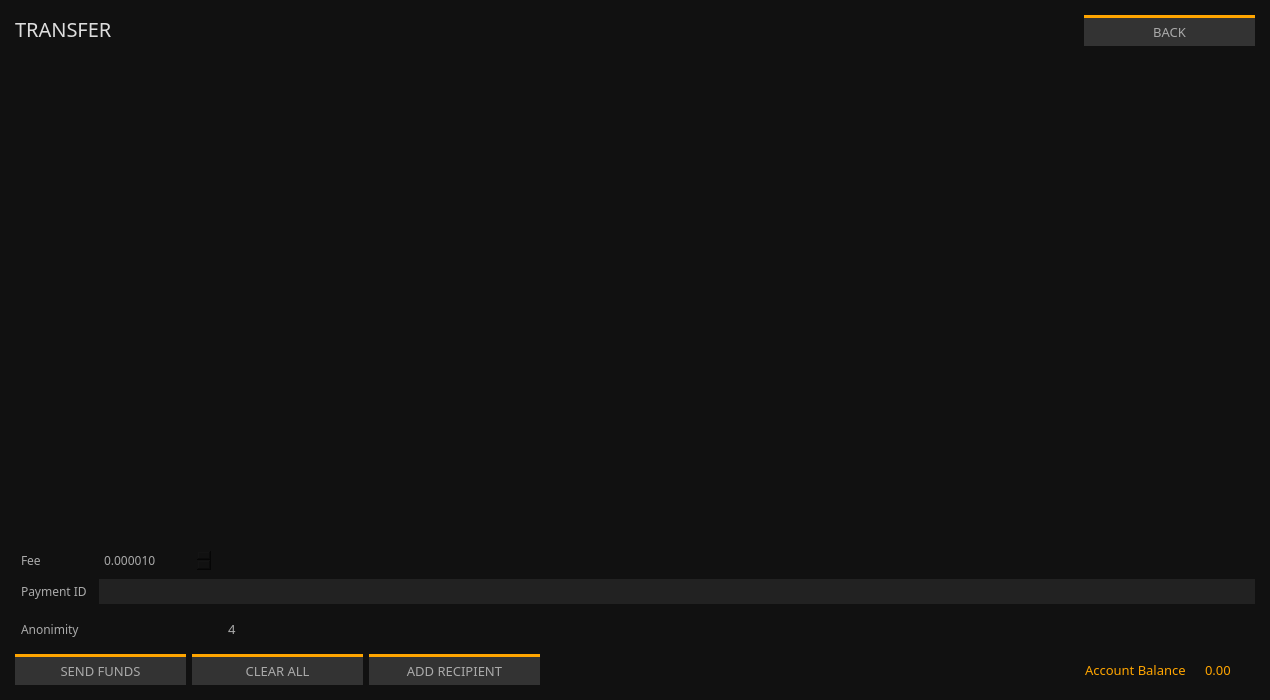
First picture: the form in src/gui/ui/sendframe.ui, repository ConcealNetwork/conceal-desktop, before the edit.
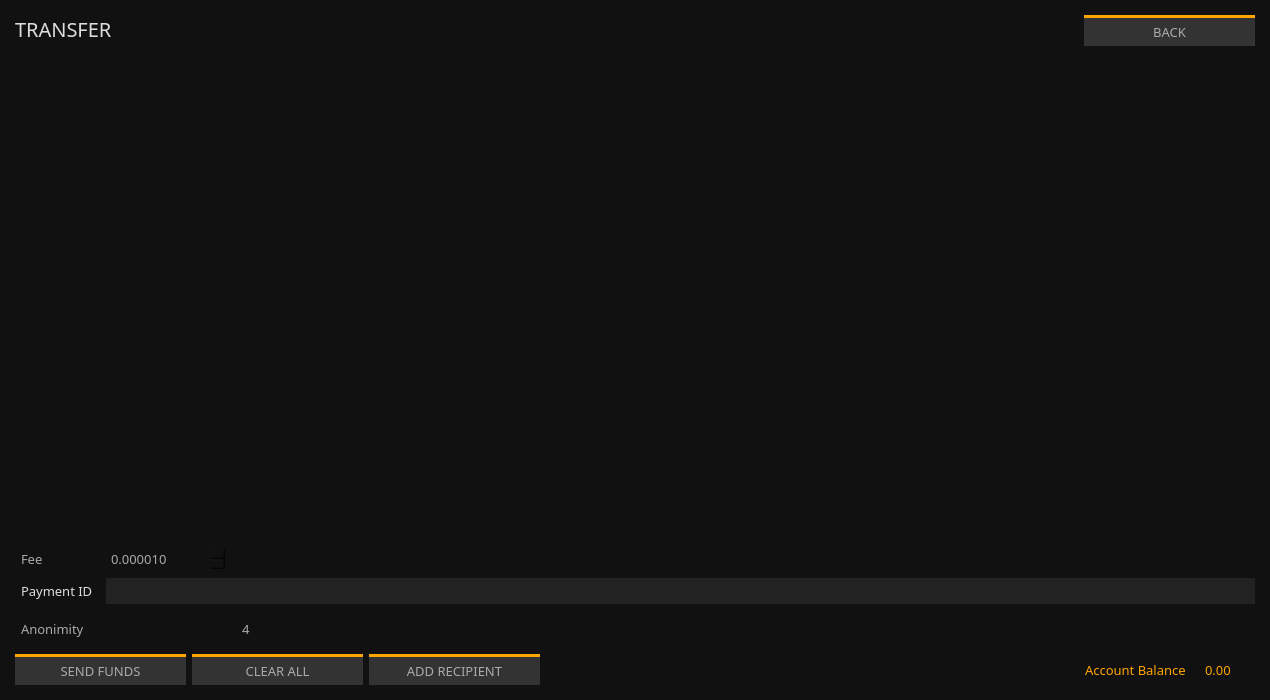
Second picture: the form after the edit.

Patch:
```diff
--- a/src/gui/ui/sendframe.ui
+++ b/src/gui/ui/sendframe.ui
@@ -126,7 +126,7 @@
         <x>0</x>
         <y>0</y>
         <width>1240</width>
-        <height>457</height>
+        <height>455</height>
        </rect>
       </property>
       <layout class="QVBoxLayout" name="m_send_frame_layout">
@@ -169,7 +169,7 @@
        <property name="font">
         <font>
          <family>Poppins</family>
-         <pointsize>9</pointsize>
+         <pointsize>10</pointsize>
         </font>
        </property>
        <property name="styleSheet">
@@ -185,11 +185,11 @@
        <property name="font">
         <font>
          <family>Poppins</family>
-         <pointsize>9</pointsize>
+         <pointsize>10</pointsize>
         </font>
        </property>
        <property name="styleSheet">
-        <string notr="true">padding: 3px;</string>
+        <string notr="true">padding: 3px; color: #ddd;</string>
        </property>
        <property name="text">
         <string>Payment ID</string>
@@ -306,7 +306,7 @@
        <property name="font">
         <font>
          <family>Poppins</family>
-         <pointsize>9</pointsize>
+         <pointsize>10</pointsize>
         </font>
        </property>
        <property name="styleSheet">
@@ -328,7 +328,7 @@
        <property name="font">
         <font>
          <family>Poppins</family>
-         <pointsize>9</pointsize>
+         <pointsize>10</pointsize>
         </font>
        </property>
        <property name="styleSheet">
@@ -362,7 +362,7 @@
        <property name="font">
         <font>
          <family>Poppins</family>
-         <pointsize>9</pointsize>
+         <pointsize>10</pointsize>
         </font>
        </property>
        <property name="styleSheet">
```
